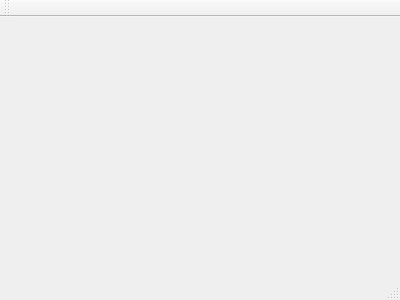
Old version of the form mainwindow.ui in the repository mecenasChmal/ChmalQtKolokwium.
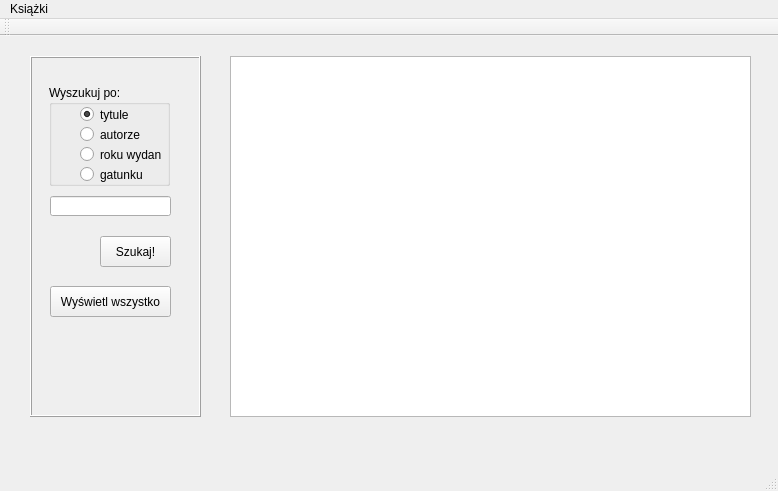
New version of the form.

Patch:
```diff
--- a/mainwindow.ui
+++ b/mainwindow.ui
@@ -1,24 +1,213 @@
 <ui version="4.0">
  <class>MainWindow</class>
- <widget class="QMainWindow" name="MainWindow" >
-  <property name="geometry" >
+ <widget class="QMainWindow" name="MainWindow">
+  <property name="geometry">
    <rect>
     <x>0</x>
     <y>0</y>
-    <width>400</width>
-    <height>300</height>
+    <width>778</width>
+    <height>491</height>
    </rect>
   </property>
   <property name="windowTitle" >
    <string>MainWindow</string>
   </property>
-  <widget class="QMenuBar" name="menuBar" />
-  <widget class="QToolBar" name="mainToolBar" />
-  <widget class="QWidget" name="centralWidget" />
-  <widget class="QStatusBar" name="statusBar" />
+  <widget class="QWidget" name="centralWidget">
+   <widget class="QFrame" name="frameSzukaj">
+    <property name="geometry">
+     <rect>
+      <x>30</x>
+      <y>20</y>
+      <width>171</width>
+      <height>361</height>
+     </rect>
+    </property>
+    <property name="frameShape">
+     <enum>QFrame::Box</enum>
+    </property>
+    <property name="frameShadow">
+     <enum>QFrame::Raised</enum>
+    </property>
+    <widget class="QLineEdit" name="poleSzukaj">
+     <property name="geometry">
+      <rect>
+       <x>20</x>
+       <y>140</y>
+       <width>121</width>
+       <height>20</height>
+      </rect>
+     </property>
+    </widget>
+    <widget class="QPushButton" name="szukajButton">
+     <property name="geometry">
+      <rect>
+       <x>70</x>
+       <y>180</y>
+       <width>71</width>
+       <height>31</height>
+      </rect>
+     </property>
+     <property name="text">
+      <string>Szukaj!</string>
+     </property>
+    </widget>
+    <widget class="QRadioButton" name="radioTytul">
+     <property name="geometry">
+      <rect>
+       <x>50</x>
+       <y>50</y>
+       <width>82</width>
+       <height>17</height>
+      </rect>
+     </property>
+     <property name="text">
+      <string>tytule</string>
+     </property>
+     <property name="checked">
+      <bool>true</bool>
+     </property>
+    </widget>
+    <widget class="QRadioButton" name="radioAutor">
+     <property name="geometry">
+      <rect>
+       <x>50</x>
+       <y>70</y>
+       <width>82</width>
+       <height>17</height>
+      </rect>
+     </property>
+     <property name="text">
+      <string>autorze</string>
+     </property>
+    </widget>
+    <widget class="QRadioButton" name="radioRok">
+     <property name="geometry">
+      <rect>
+       <x>50</x>
+       <y>90</y>
+       <width>82</width>
+       <height>17</height>
+      </rect>
+     </property>
+     <property name="text">
+      <string>roku wydania</string>
+     </property>
+    </widget>
+    <widget class="QRadioButton" name="radioGatunek">
+     <property name="geometry">
+      <rect>
+       <x>50</x>
+       <y>110</y>
+       <width>82</width>
+       <height>17</height>
+      </rect>
+     </property>
+     <property name="text">
+      <string>gatunku</string>
+     </property>
+    </widget>
+    <widget class="QGroupBox" name="groupWyszukiwanie">
+     <property name="geometry">
+      <rect>
+       <x>19</x>
+       <y>29</y>
+       <width>121</width>
+       <height>101</height>
+      </rect>
+     </property>
+     <property name="title">
+      <string>Wyszukuj po: </string>
+     </property>
+    </widget>
+    <widget class="QPushButton" name="wyswietlWszystko">
+     <property name="geometry">
+      <rect>
+       <x>20</x>
+       <y>230</y>
+       <width>121</width>
+       <height>31</height>
+      </rect>
+     </property>
+     <property name="text">
+      <string>Wyświetl wszystko</string>
+     </property>
+    </widget>
+    <zorder>groupWyszukiwanie</zorder>
+    <zorder>poleSzukaj</zorder>
+    <zorder>szukajButton</zorder>
+    <zorder>radioTytul</zorder>
+    <zorder>radioAutor</zorder>
+    <zorder>radioRok</zorder>
+    <zorder>radioGatunek</zorder>
+    <zorder>wyswietlWszystko</zorder>
+   </widget>
+   <widget class="QFrame" name="frameLista">
+    <property name="geometry">
+     <rect>
+      <x>230</x>
+      <y>20</y>
+      <width>521</width>
+      <height>361</height>
+     </rect>
+    </property>
+    <property name="frameShape">
+     <enum>QFrame::Box</enum>
+    </property>
+    <property name="frameShadow">
+     <enum>QFrame::Raised</enum>
+    </property>
+    <widget class="QTableView" name="ksiazkiTabela">
+     <property name="geometry">
+      <rect>
+       <x>0</x>
+       <y>0</y>
+       <width>521</width>
+       <height>361</height>
+      </rect>
+     </property>
+    </widget>
+   </widget>
+   <widget class="QLabel" name="komunikat">
+    <property name="geometry">
+     <rect>
+      <x>30</x>
+      <y>400</y>
+      <width>721</width>
+      <height>31</height>
+     </rect>
+    </property>
+    <property name="text">
+     <string/>
+    </property>
+   </widget>
+  </widget>
+  <widget class="QMenuBar" name="menuBar">
+   <property name="geometry">
+    <rect>
+     <x>0</x>
+     <y>0</y>
+     <width>778</width>
+     <height>21</height>
+    </rect>
+   </property>
+   <widget class="QMenu" name="menuKsiazki">
+    <property name="title">
+     <string>Książki</string>
+    </property>
+   </widget>
+   <addaction name="menuKsiazki"/>
+  </widget>
+  <widget class="QToolBar" name="mainToolBar">
+   <attribute name="toolBarArea">
+    <enum>TopToolBarArea</enum>
+   </attribute>
+   <attribute name="toolBarBreak">
+    <bool>false</bool>
+   </attribute>
+  </widget>
+  <widget class="QStatusBar" name="statusBar"/>
  </widget>
- <layoutDefault spacing="6" margin="11" />
- <pixmapfunction></pixmapfunction>
+ <layoutdefault spacing="6" margin="11"/>
  <resources/>
  <connections/>
 </ui>
```
Left out of the diff: 3 changed lines with no effect on the pictures.
